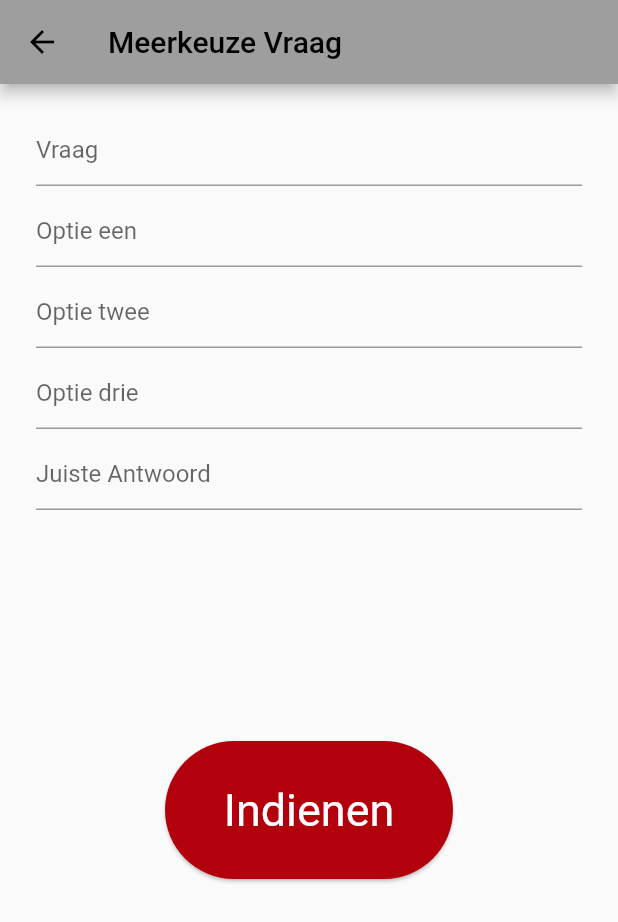
After one commit to aybelss/Groep25, a Flutter app: the MultipleChoice screen opened directly, on a phone screen of 412 x 824 dp. The commit adds this screen. Shown: the top 922 px of the screen. Run offline on Flutter 3.47's test engine with Material 2 defaults, Android fonts, the phone set to English and light mode, and no system bars; our stand-ins replace cloud_firestore, firebase_auth, firebase_core, fluttertoast; accounts and stored records are empty.

Commit message:
Meerkeuze vraag

```diff
--- /dev/null
+++ b/Myproject/flutter_application_1/lib/screens/admin/exam_screen/questions/multiple_choice.dart
@@ -0,0 +1,147 @@
+import 'package:cloud_firestore/cloud_firestore.dart';
+import 'package:firebase_core/firebase_core.dart';
+import 'package:flutter/material.dart';
+
+class MultipleChoice extends StatefulWidget {
+  const MultipleChoice({Key? key}) : super(key: key);
+
+  @override
+  State<MultipleChoice> createState() => _MultipleChoiceState();
+}
+
+class _MultipleChoiceState extends State<MultipleChoice> {
+  List multiplechoice = List.empty();
+  String question = " ";
+  String option1 = " ";
+  String option2 = " ";
+  String option3 = " ";
+  String correctAnswer = " ";
+
+  createMultipleChoice(String question) {
+    DocumentReference documentReference =
+        FirebaseFirestore.instance.collection("multipleChoice").doc(question);
+
+    Map<String, String> multipleChoiceList = {
+      "question": question,
+      "option1": option1,
+      "option2": option2,
+      "option3": option3,
+      "correctAnswer": correctAnswer,
+    };
+
+    documentReference
+        .set(multipleChoiceList)
+        // ignore: avoid_print
+        .whenComplete(() => print("Vraag succesvol gemaakt"));
+  }
+
+  deleteMultipleChoice(item) {
+    DocumentReference documentReference =
+        FirebaseFirestore.instance.collection("multipleChoice").doc(item);
+
+    documentReference
+        .delete()
+        // ignore: avoid_print
+        .whenComplete(() => print("Vraag succesvol verwijdert"));
+  }
+
+  @override
+  Widget build(BuildContext context) {
+    return Scaffold(
+      resizeToAvoidBottomInset: true,
+      appBar: AppBar(
+        title: const Text("Meerkeuze Vraag"),
+      ),
+      body: Form(
+        child: Container(
+          margin: EdgeInsets.symmetric(horizontal: 24),
+          child: Column(
+            children: [
+              SizedBox(
+                height: 20,
+              ),
+              TextFormField(
+                decoration: InputDecoration(hintText: "Vraag"),
+                onChanged: (val) {
+                  question = val;
+                },
+                validator: (val) {},
+              ),
+              SizedBox(
+                height: 6,
+              ),
+              TextFormField(
+                decoration: InputDecoration(hintText: "Optie een"),
+                onChanged: (val) {
+                  option1 = val;
+                },
+                validator: (val) {},
+              ),
+              SizedBox(
+                height: 6,
+              ),
+              TextFormField(
+                decoration: InputDecoration(hintText: "Optie twee"),
+                onChanged: (val) {
+                  option2 = val;
+                },
+                validator: (val) {},
+              ),
+              SizedBox(
+                height: 6,
+              ),
+              TextFormField(
+                decoration: InputDecoration(hintText: "Optie drie"),
+                onChanged: (val) {
+                  option3 = val;
+                },
+                validator: (val) {},
+              ),
+              SizedBox(
+                height: 6,
+              ),
+              TextFormField(
+                decoration: InputDecoration(hintText: "Juiste Antwoord"),
+                onChanged: (val) {
+                  correctAnswer = val;
+                },
+                validator: (val) {},
+              ),
+              SizedBox(
+                height: 150,
+              ),
+              SizedBox(
+                width: 200,
+                height: 100,
+                child: Card(
+                  color: const Color.fromARGB(255, 178, 0, 13),
+                  shape: RoundedRectangleBorder(
+                      borderRadius: BorderRadius.circular(50)),
+                  child: InkWell(
+                    onTap: () {
+                      setState(() {
+                        createMultipleChoice(question);
+                      });
+                      Navigator.of(context).pop();
+                    },
+                    splashColor: Colors.black,
+                    child: Center(
+                      child: Column(
+                        mainAxisSize: MainAxisSize.min,
+                        children: const <Widget>[
+                          Text("Indienen",
+                              style: TextStyle(
+                                  fontSize: 30.0, color: Colors.white))
+                        ],
+                      ),
+                    ),
+                  ),
+                ),
+              ),
+            ],
+          ),
+        ),
+      ),
+    );
+  }
+}
--- a/Myproject/flutter_application_1/lib/screens/admin/home/login_screen.dart
+++ b/Myproject/flutter_application_1/lib/screens/admin/home/login_screen.dart
@@ -119,6 +119,7 @@ class _LoginScreenState extends State<LoginScreen> {
                 children: <Widget>[
                   SizedBox(
                       height: 200,
+                      width: 300,
                       child: Image.asset(
                         "assets/logo.png",
                         fit: BoxFit.contain,
--- a/Myproject/flutter_application_1/lib/screens/admin/home/password_change.dart
+++ b/Myproject/flutter_application_1/lib/screens/admin/home/password_change.dart
@@ -60,7 +60,7 @@ class _PassChangeState extends State<PassChange> {
           child: ListView(
             children: [
               SizedBox(
-                height: 100,
+                height: 60,
               ),
               Container(
                 margin: EdgeInsets.symmetric(vertical: 18.0),
--- a/Myproject/flutter_application_1/lib/screens/admin/student_screen/student_details.dart
+++ b/Myproject/flutter_application_1/lib/screens/admin/student_screen/student_details.dart
@@ -16,7 +16,6 @@ class _StudentDetailsState extends State<StudentDetails> {
     return Scaffold(
       appBar: AppBar(
         title: Text("Student Details"),
-        centerTitle: true,
       ),
       body: Center(
           child: Column(
```
Also changed, not shown: Myproject/flutter_application_1/lib/screens/admin/exam_screen/exam_screen.dart (+21 -3 lines), Myproject/flutter_application_1/lib/screens/admin/exam_screen/questions/code_correction.dart (added, +19 -0 lines), Myproject/flutter_application_1/lib/screens/admin/exam_screen/questions/open_question.dart (added, +19 -0 lines).
